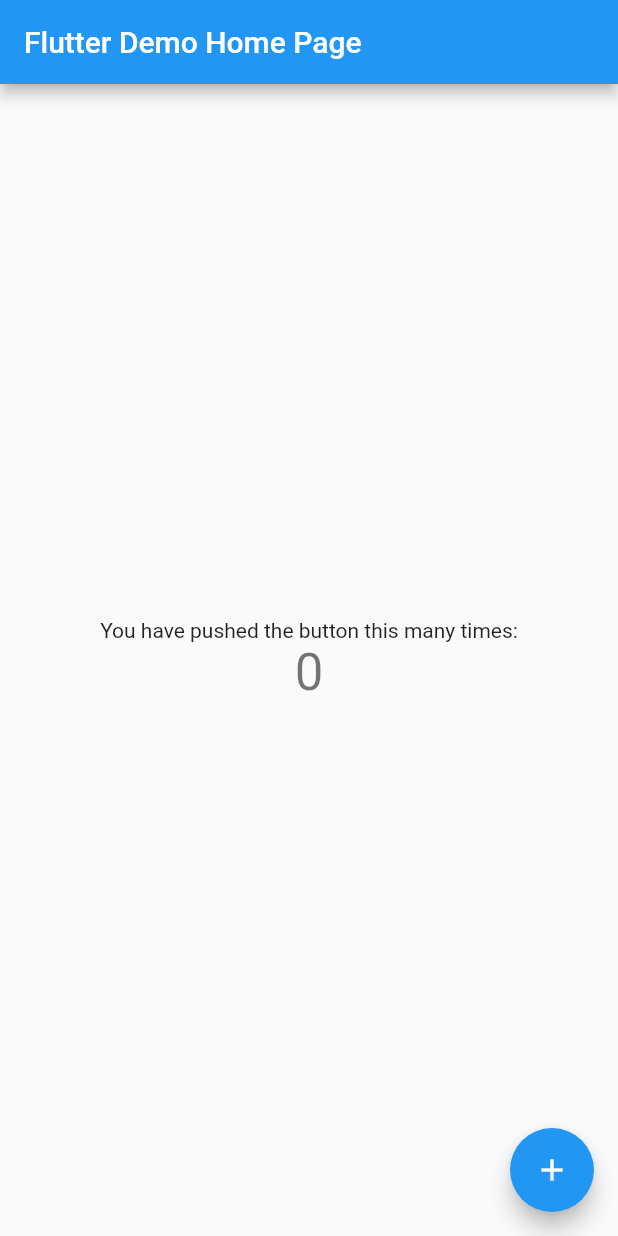
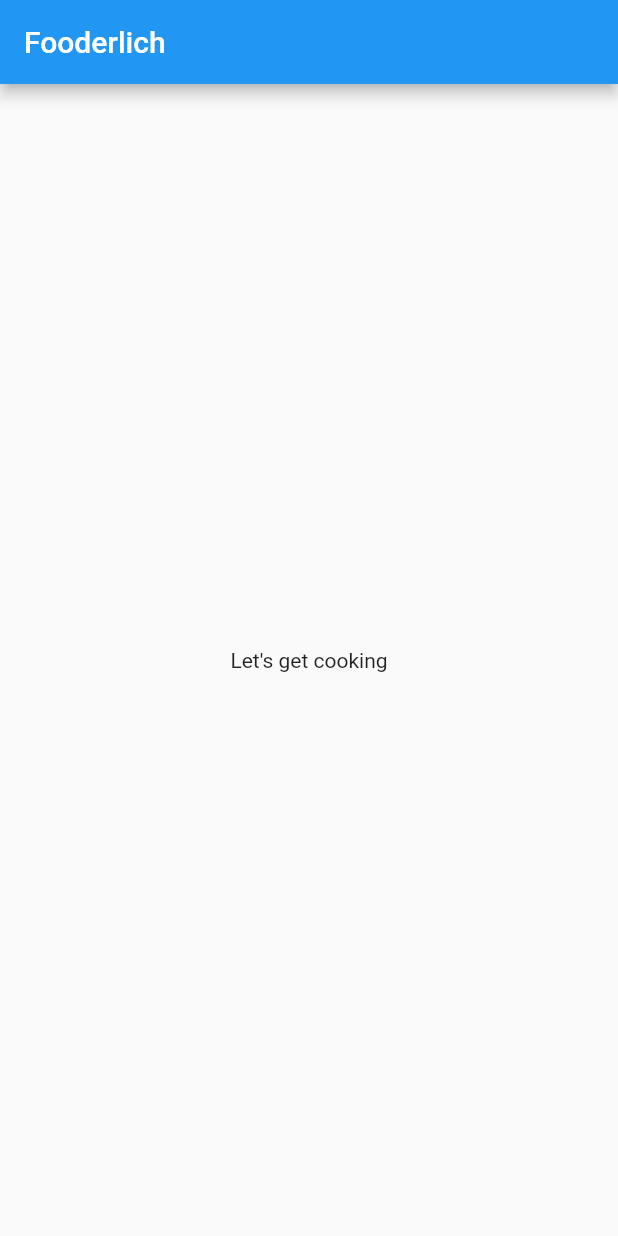
Before and after one commit to azizkhoso/flutter_apprenticeship, a Flutter app: the screen it shows after launch, on a phone screen of 412 x 824 dp. Run offline on Flutter 3.47's test engine with Material 2 defaults, Android fonts, the phone set to English and light mode, and no system bars; our stand-ins replace google_fonts.

Commit message:
Chapter 3 start commit

```diff
--- a/lib/main.dart
+++ b/lib/main.dart
@@ -1,115 +1,28 @@
 import 'package:flutter/material.dart';
+// import 'fooderlich_theme.dart';
 
 void main() {
-  runApp(const MyApp());
+  runApp(const Fooderlich());
 }
 
-class MyApp extends StatelessWidget {
-  const MyApp({Key? key}) : super(key: key);
-
-  // This widget is the root of your application.
+class Fooderlich extends StatelessWidget {
+  const Fooderlich({Key? key}) : super(key: key);
   @override
   Widget build(BuildContext context) {
     return MaterialApp(
-      title: 'Flutter Demo',
-      theme: ThemeData(
-        // This is the theme of your application.
-        //
-        // Try running your application with "flutter run". You'll see the
-        // application has a blue toolbar. Then, without quitting the app, try
-        // changing the primarySwatch below to Colors.green and then invoke
-        // "hot reload" (press "r" in the console where you ran "flutter run",
-        // or simply save your changes to "hot reload" in a Flutter IDE).
-        // Notice that the counter didn't reset back to zero; the application
-        // is not restarted.
-        primarySwatch: Colors.blue,
+      title: 'Fooderlich',
+      home: Scaffold(
+        appBar: AppBar(
+          title: const Text(
+            'Fooderlich',
+          ),
+        ),
+        body: const Center(
+          child: Text(
+            'Let\'s get cooking',
+          ),
+        ),
       ),
-      home: const MyHomePage(title: 'Flutter Demo Home Page'),
     );
   }
 }
-
-class MyHomePage extends StatefulWidget {
-  const MyHomePage({Key? key, required this.title}) : super(key: key);
-
-  // This widget is the home page of your application. It is stateful, meaning
-  // that it has a State object (defined below) that contains fields that affect
-  // how it looks.
-
-  // This class is the configuration for the state. It holds the values (in this
-  // case the title) provided by the parent (in this case the App widget) and
-  // used by the build method of the State. Fields in a Widget subclass are
-  // always marked "final".
-
-  final String title;
-
-  @override
-  State<MyHomePage> createState() => _MyHomePageState();
-}
-
-class _MyHomePageState extends State<MyHomePage> {
-  int _counter = 0;
-
-  void _incrementCounter() {
-    setState(() {
-      // This call to setState tells the Flutter framework that something has
-      // changed in this State, which causes it to rerun the build method below
-      // so that the display can reflect the updated values. If we changed
-      // _counter without calling setState(), then the build method would not be
-      // called again, and so nothing would appear to happen.
-      _counter++;
-    });
-  }
-
-  @override
-  Widget build(BuildContext context) {
-    // This method is rerun every time setState is called, for instance as done
-    // by the _incrementCounter method above.
-    //
-    // The Flutter framework has been optimized to make rerunning build methods
-    // fast, so that you can just rebuild anything that needs updating rather
-    // than having to individually change instances of widgets.
-    return Scaffold(
-      appBar: AppBar(
-        // Here we take the value from the MyHomePage object that was created by
-        // the App.build method, and use it to set our appbar title.
-        title: Text(widget.title),
-      ),
-      body: Center(
-        // Center is a layout widget. It takes a single child and positions it
-        // in the middle of the parent.
-        child: Column(
-          // Column is also a layout widget. It takes a list of children and
-          // arranges them vertically. By default, it sizes itself to fit its
-          // children horizontally, and tries to be as tall as its parent.
-          //
-          // Invoke "debug painting" (press "p" in the console, choose the
-          // "Toggle Debug Paint" action from the Flutter Inspector in Android
-          // Studio, or the "Toggle Debug Paint" command in Visual Studio Code)
-          // to see the wireframe for each widget.
-          //
-          // Column has various properties to control how it sizes itself and
-          // how it positions its children. Here we use mainAxisAlignment to
-          // center the children vertically; the main axis here is the vertical
-          // axis because Columns are vertical (the cross axis would be
-          // horizontal).
-          mainAxisAlignment: MainAxisAlignment.center,
-          children: <Widget>[
-            const Text(
-              'You have pushed the button this many times:',
-            ),
-            Text(
-              '$_counter',
-              style: Theme.of(context).textTheme.headline4,
-            ),
-          ],
-        ),
-      ),
-      floatingActionButton: FloatingActionButton(
-        onPressed: _incrementCounter,
-        tooltip: 'Increment',
-        child: const Icon(Icons.add),
-      ), // This trailing comma makes auto-formatting nicer for build methods.
-    );
-  }
-}
--- a/pubspec.yaml
+++ b/pubspec.yaml
@@ -34,6 +34,7 @@
   # The following adds the Cupertino Icons font to your application.
   # Use with the CupertinoIcons class for iOS style icons.
   cupertino_icons: ^1.0.2
+  google_fonts: ^3.0.1
 
 dev_dependencies:
   flutter_test:
```
Also changed, not shown: lib/fooderlich_theme.dart (added, +75 -0 lines), pubspec.lock, 1 other file.
